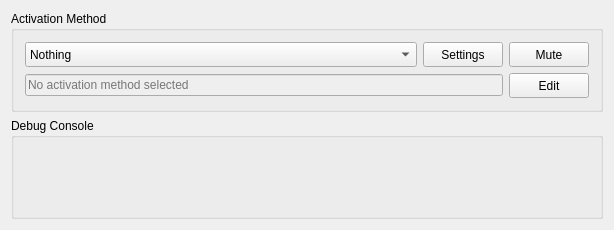
Qt form source/main_window_dialog.ui (PsychedelicShayna/cursor-locker) before a commit.
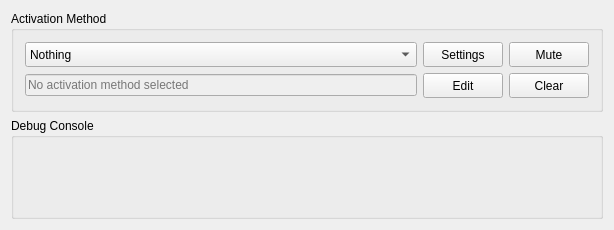
The same form after that commit.

Commit message: Added a Clear button next to the Edit button.

```diff
--- a/source/main_window_dialog.ui
+++ b/source/main_window_dialog.ui
@@ -94,7 +94,7 @@
         </layout>
        </item>
        <item>
-        <layout class="QHBoxLayout" name="hlActivationParameter" stretch="0,0">
+        <layout class="QHBoxLayout" name="hlActivationParameter" stretch="0,0,0">
          <item>
           <widget class="QLineEdit" name="linActivationParameter">
            <property name="enabled">
@@ -118,6 +118,19 @@
            </property>
           </widget>
          </item>
+         <item>
+          <widget class="QPushButton" name="btnClearActivationParameter">
+           <property name="minimumSize">
+            <size>
+             <width>0</width>
+             <height>25</height>
+            </size>
+           </property>
+           <property name="text">
+            <string>Clear</string>
+           </property>
+          </widget>
+         </item>
         </layout>
        </item>
       </layout>
```
The commit also changes 2 other files.
